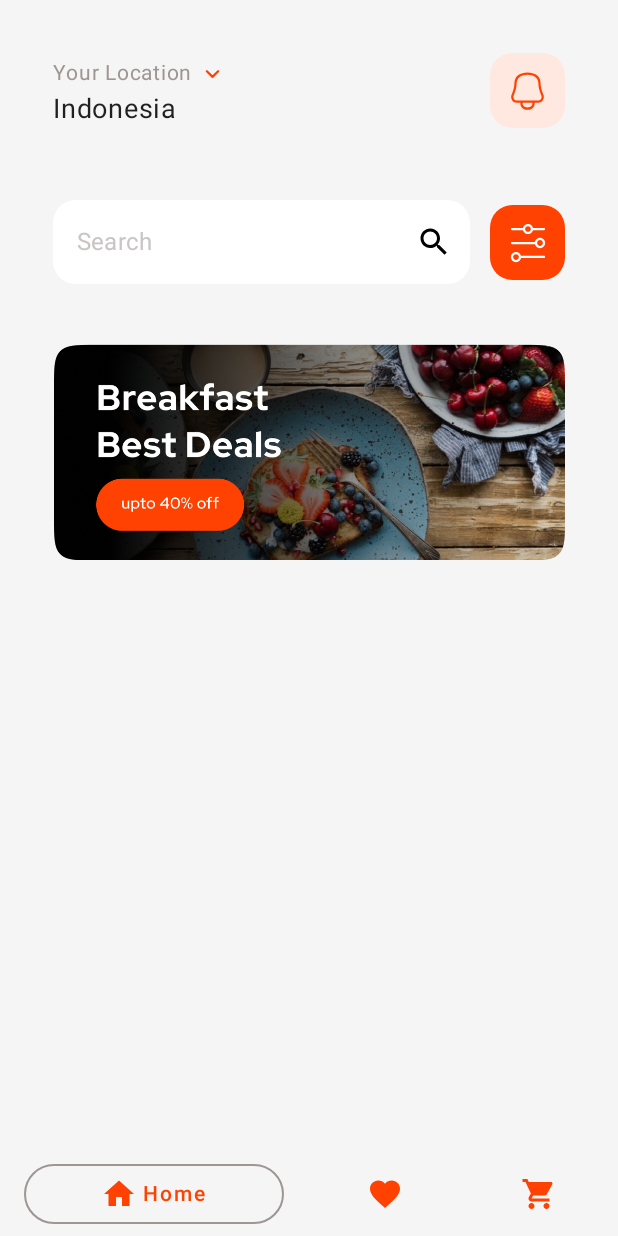
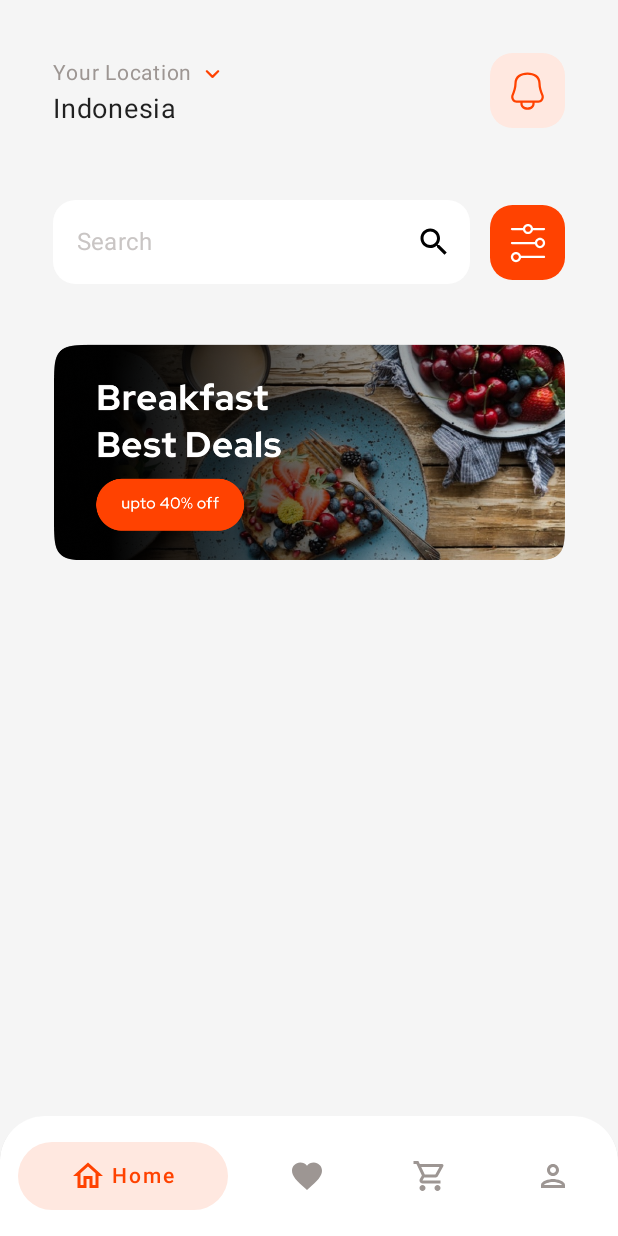
Before and after one commit to sebastianseno/foody, an Android app built with Jetpack Compose: the screen it shows after launch (MainActivity), on a phone screen of 412 x 824 dp. Run offline under Robolectric (Android 15) with nearby library versions, the phone set to English and light mode, and no system bars; our stand-ins replace accompanist, constraintlayout-compose.

Commit message:
fix bottomnav animation

```diff
--- a/app/src/main/java/com/food/delivery/ui/presentation/MainActivity.kt
+++ b/app/src/main/java/com/food/delivery/ui/presentation/MainActivity.kt
@@ -1,9 +1,11 @@
 package com.food.delivery.ui.presentation
 
 import android.os.Bundle
+import android.util.Log
 import androidx.activity.ComponentActivity
 import androidx.activity.compose.setContent
 import androidx.compose.foundation.layout.padding
+import androidx.compose.material.MaterialTheme
 import androidx.compose.material.Scaffold
 import androidx.compose.ui.Modifier
 import androidx.navigation.compose.NavHost
@@ -18,17 +20,20 @@ class MainActivity : ComponentActivity() {
     override fun onCreate(savedInstanceState: Bundle?) {
         super.onCreate(savedInstanceState)
         setContent {
-
             val appState = rememberAppState()
-
+            Log.d("senooo9", appState.currentRoute.toString())
             FoodDeliveryTheme {
                 Scaffold(
+                    backgroundColor = MaterialTheme.colors.background,
                     bottomBar = {
-                        CustomBottomNav(
-                            tabs = appState.bottomBarTabs,
-                            currentRoute = appState.currentRoute ?: appState.bottomBarTabs[0].route,
-                            navigateToRoute = appState::navigateToBottomBarRoute
-                        )
+                        if (appState.shouldShowBottomBar) {
+
+                            CustomBottomNav(
+                                tabs = appState.bottomBarTabs,
+                                currentRoute = appState.currentRoute ?: BottomNavSection.HOME.route,
+                                navigateToRoute = appState::navigateToBottomBarRoute
+                            )
+                        }
                     }
                 ) {
                     NavHost(
--- /dev/null
+++ b/app/src/main/java/com/food/delivery/ui/presentation/cart/CartScreen.kt
@@ -0,0 +1,15 @@
+package com.food.delivery.ui.presentation.cart
+
+import androidx.compose.foundation.layout.Box
+import androidx.compose.foundation.layout.fillMaxSize
+import androidx.compose.material.Text
+import androidx.compose.runtime.Composable
+import androidx.compose.ui.Modifier
+
+@Composable
+fun CartScreen() {
+    Box(Modifier.fillMaxSize()) {
+        Text(text = "Cart")
+
+    }
+}
--- a/app/src/main/java/com/food/delivery/ui/widget/BottomNav.kt
+++ b/app/src/main/java/com/food/delivery/ui/widget/BottomNav.kt
@@ -1,12 +1,13 @@
 package com.food.delivery.ui.widget
 
+import android.util.Log
 import androidx.annotation.FloatRange
 import androidx.compose.animation.animateColorAsState
 import androidx.compose.animation.core.Animatable
 import androidx.compose.animation.core.AnimationSpec
 import androidx.compose.animation.core.SpringSpec
 import androidx.compose.animation.core.animateFloatAsState
-import androidx.compose.foundation.border
+import androidx.compose.foundation.background
 import androidx.compose.foundation.layout.*
 import androidx.compose.foundation.selection.selectable
 import androidx.compose.foundation.shape.RoundedCornerShape
@@ -14,9 +15,10 @@ import androidx.compose.material.Icon
 import androidx.compose.material.MaterialTheme
 import androidx.compose.material.Text
 import androidx.compose.material.icons.Icons
-import androidx.compose.material.icons.filled.Favorite
-import androidx.compose.material.icons.filled.Home
-import androidx.compose.material.icons.filled.ShoppingCart
+import androidx.compose.material.icons.outlined.Favorite
+import androidx.compose.material.icons.outlined.Home
+import androidx.compose.material.icons.outlined.Person
+import androidx.compose.material.icons.outlined.ShoppingCart
 import androidx.compose.runtime.Composable
 import androidx.compose.runtime.LaunchedEffect
 import androidx.compose.runtime.getValue
@@ -24,6 +26,7 @@ import androidx.compose.runtime.remember
 import androidx.compose.ui.Alignment
 import androidx.compose.ui.Modifier
 import androidx.compose.ui.draw.clip
+import androidx.compose.ui.draw.shadow
 import androidx.compose.ui.graphics.Color
 import androidx.compose.ui.graphics.Shape
 import androidx.compose.ui.graphics.TransformOrigin
@@ -31,22 +34,18 @@ import androidx.compose.ui.graphics.graphicsLayer
 import androidx.compose.ui.graphics.vector.ImageVector
 import androidx.compose.ui.layout.Layout
 import androidx.compose.ui.layout.layoutId
-import androidx.compose.ui.platform.LocalConfiguration
 import androidx.compose.ui.tooling.preview.Preview
 import androidx.compose.ui.unit.Dp
 import androidx.compose.ui.unit.dp
 import androidx.compose.ui.util.lerp
-import androidx.core.os.ConfigurationCompat
-import androidx.navigation.NavBackStackEntry
 import androidx.navigation.NavGraphBuilder
 import androidx.navigation.compose.composable
 import com.food.delivery.shared.extensions.placeTextAndIcon
+import com.food.delivery.ui.presentation.cart.CartScreen
 import com.food.delivery.ui.presentation.favorite.FavoriteScreen
 import com.food.delivery.ui.presentation.home.screen.HomeScreen
-import java.util.*
 
-fun NavGraphBuilder.addHomeGraph(
-) {
+fun NavGraphBuilder.addHomeGraph() {
     composable(BottomNavSection.HOME.route) { from ->
         HomeScreen()
     }
@@ -54,9 +53,11 @@ fun NavGraphBuilder.addHomeGraph(
         FavoriteScreen()
     }
     composable(BottomNavSection.CART.route) { from ->
-        FavoriteScreen()
+        CartScreen()
     }
-
+    composable(BottomNavSection.PROFILE.route) { from ->
+        CartScreen()
+    }
 }
 
 enum class BottomNavSection(
@@ -64,26 +65,36 @@ enum class BottomNavSection(
     val icon: ImageVector,
     val route: String
 ) {
-    HOME("Home", Icons.Default.Home, "home/home"),
-    FAVORITE("Favorite", Icons.Default.Favorite, "home/favorite"),
-    CART("Cart", Icons.Default.ShoppingCart, "home/cart"),
+    HOME("Home", Icons.Outlined.Home, "home/home"),
+    FAVORITE("Favorite", Icons.Outlined.Favorite, "home/favorite"),
+    CART("Cart", Icons.Outlined.ShoppingCart, "home/cart"),
+    PROFILE("Profile", Icons.Outlined.Person, "home/profile"),
 }
 
 @Composable
 fun CustomBottomNav(
     tabs: Array<BottomNavSection>,
-    currentRoute: String,
+    currentRoute: String = "home/home",
     navigateToRoute: (String) -> Unit
 ) {
     val routes = remember { tabs.map { it.route } }
     val currentSection = tabs.first { it.route == currentRoute }
+    Column(
+        verticalArrangement = Arrangement.Center,
+        modifier = Modifier
+            .clip(RoundedCornerShape(topStart = 30.dp, topEnd = 30.dp))
+            .height(80.dp)
+            .shadow(8.dp)
+            .background(color = Color.White),
+    ) {
+        Log.d("senoox", currentRoute)
 
-    Box() {
         val springSpec = SpringSpec<Float>(
             // Determined experimentally
-            stiffness = 1f,
+            stiffness = 800f,
             dampingRatio = 0.8f,
         )
+
         BottomNavLayout(
             selectedIndex = currentSection.ordinal,
             itemCount = routes.size,
@@ -91,16 +102,13 @@ fun CustomBottomNav(
             indicator = { BottomNavIndicator() },
             modifier = Modifier.navigationBarsPadding()
         ) {
-            val configuration = LocalConfiguration.current
-            val currentLocale: Locale =
-                ConfigurationCompat.getLocales(configuration).get(0) ?: Locale.getDefault()
             tabs.forEach { section ->
                 val selected = section == currentSection
                 val tint by animateColorAsState(
                     if (selected) {
                         MaterialTheme.colors.primary
                     } else {
-                        MaterialTheme.colors.primary
+                        MaterialTheme.colors.onPrimary
                     }
                 )
 
@@ -121,7 +129,9 @@ fun CustomBottomNav(
                         )
                     },
                     selected = selected,
-                    onSelected = { navigateToRoute(section.route) },
+                    onSelected = {
+                        navigateToRoute(section.route)
+                    },
                     animSpec = springSpec,
                     modifier = Modifier
                         .padding(horizontal = 16.dp, vertical = 8.dp)
@@ -130,7 +140,6 @@ fun CustomBottomNav(
             }
         }
     }
-
 }
 
 @Composable
@@ -157,10 +166,9 @@ fun BottomNavLayout(
         Animatable(0f)
     }
     val targetIndicatorIndex = selectedIndex.toFloat()
-
-    LaunchedEffect(key1 = targetIndicatorIndex, block = {
+    LaunchedEffect(targetIndicatorIndex) {
         indicatorIndex.animateTo(targetIndicatorIndex, animationSpec)
-    })
+    }
 
     Layout(
         modifier = modifier.height(56.dp),
@@ -170,6 +178,7 @@ fun BottomNavLayout(
         }
     ) { measurables, constraints ->
         check(itemCount == (measurables.size - 1))
+
         val unselectedWidth = constraints.maxWidth / (itemCount + 1)
         val selectedWidth = 2 * unselectedWidth
         val indicatorMeasurable = measurables.first { it.layoutId == "indicator" }
@@ -201,9 +210,9 @@ fun BottomNavLayout(
             val indicatorLeft = indicatorIndex.value * unselectedWidth
             indicatorPlaceable.placeRelative(x = indicatorLeft.toInt(), y = 0)
             var x = 0
-            itemPlaceAble.forEach {
-                it.placeRelative(x = x, y = 0)
-                x += it.width
+            itemPlaceAble.forEach { placeable ->
+                placeable.placeRelative(x = x, y = 0)
+                x += placeable.width
             }
         }
     }
@@ -219,8 +228,10 @@ fun BottomNavigationItem(
     modifier: Modifier = Modifier
 ) {
     Box(
-        modifier = modifier.selectable(selected = selected, onClick = onSelected),
-        contentAlignment = Alignment.Center
+        modifier = modifier
+            .clip(RoundedCornerShape(15.dp))
+            .selectable(selected = selected, onClick = onSelected),
+        contentAlignment = Alignment.Center,
     ) {
         val animationProgress by animateFloatAsState(if (selected) 1f else 0f, animSpec)
         BottomNavigationItemLayout(
@@ -234,14 +245,17 @@ fun BottomNavigationItem(
 @Composable
 private fun BottomNavIndicator(
     strokeWidth: Dp = 1.dp,
-    color: Color = MaterialTheme.colors.onPrimary,
+    color: Color = MaterialTheme.colors.primary,
     shape: Shape = RoundedCornerShape(percent = 50)
 ) {
     Spacer(
         modifier = Modifier
+            .padding(top = 5.dp, bottom = 5.dp, start = 12.dp, end = 12.dp)
             .fillMaxSize()
-            .then(Modifier.padding(horizontal = 16.dp, vertical = 8.dp))
-            .border(strokeWidth, color, shape)
+            .clip(RoundedCornerShape(100.dp))
+            .fillMaxWidth()
+            .fillMaxHeight()
+            .background(color = MaterialTheme.colors.secondary)
     )
 }
 
@@ -289,9 +303,9 @@ fun BottomNavigationItemLayout(
 @Preview
 @Composable
 private fun BottomNavPreview() {
-        CustomBottomNav(
-            tabs = BottomNavSection.values(),
-            currentRoute = BottomNavSection.HOME.route,
-            navigateToRoute = { }
-        )
+    CustomBottomNav(
+        tabs = BottomNavSection.values(),
+        currentRoute = BottomNavSection.HOME.route,
+        navigateToRoute = { }
+    )
 }
```
